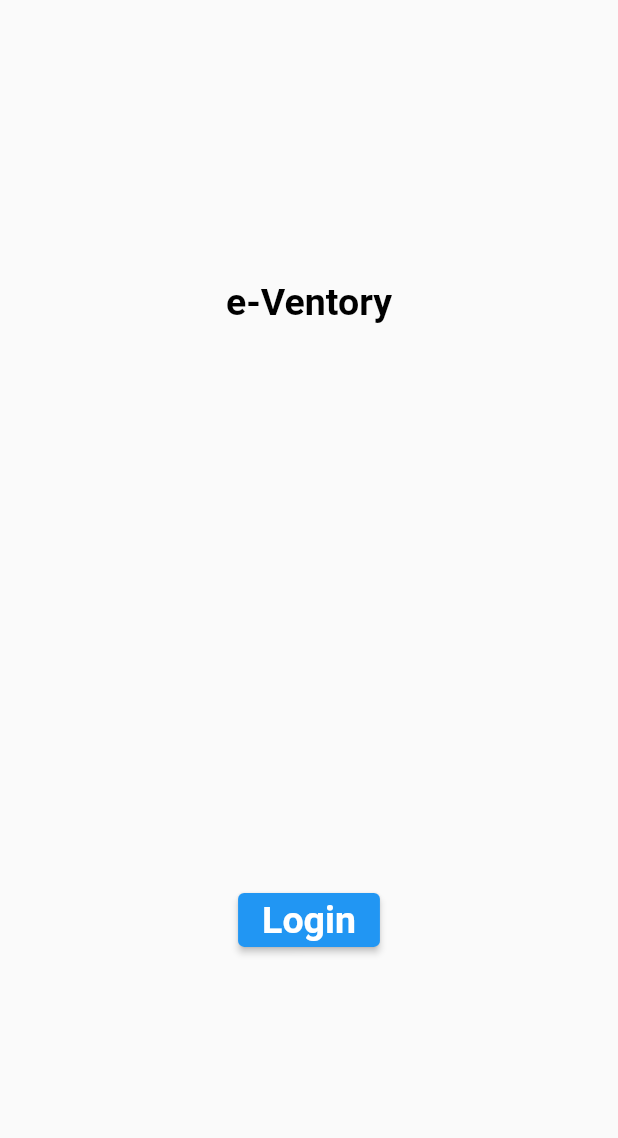
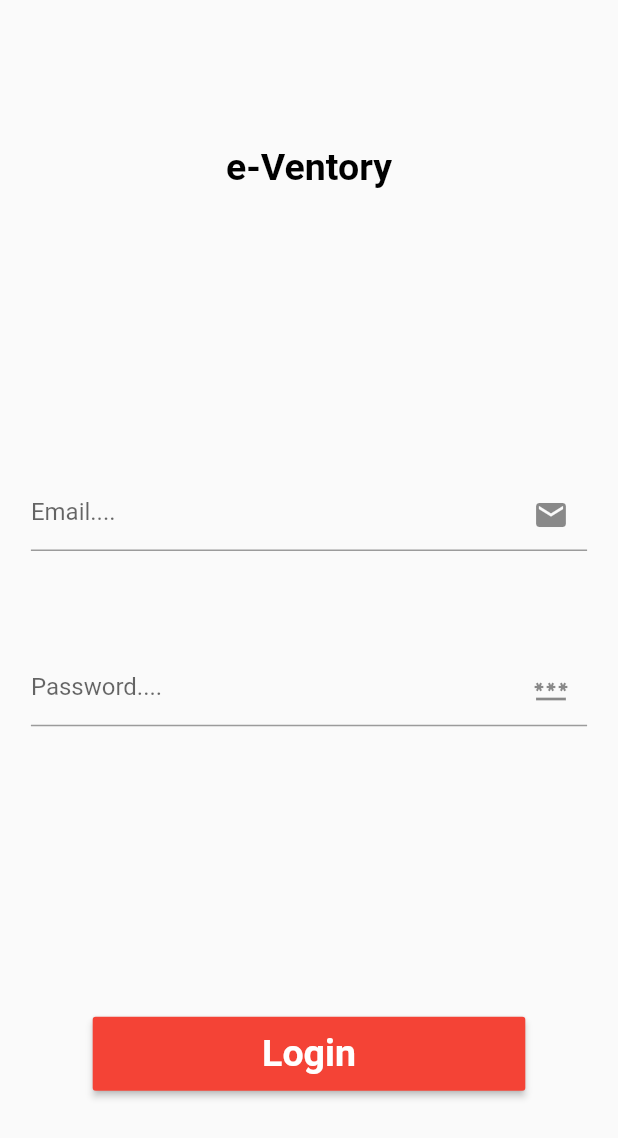
Before and after one commit to DemiAdisa/e-Ventory, a Flutter app: the screen it shows after launch, on a phone screen of 412 x 824 dp. Shown: the top 1138 px of the screen. Run offline on Flutter 3.47's test engine with Material 2 defaults, Android fonts, the phone set to English and light mode, and no system bars.

Commit message:
Login UI with Paswword Cover Feature

```diff
--- a/lib/pages/login_page.dart
+++ b/lib/pages/login_page.dart
@@ -9,6 +9,11 @@ class LoginPage extends StatefulWidget {
 
 class _LoginPageState extends State<LoginPage> {
   late double _deviceWidth, _deviceHeight;
+
+  final GlobalKey<FormState> _loginFormKey = GlobalKey<FormState>();
+
+  String? _email, _password;
+  bool _isObscured = true;
 
   @override
   Widget build(BuildContext context) {
@@ -28,12 +33,75 @@ class _LoginPageState extends State<LoginPage> {
               crossAxisAlignment: CrossAxisAlignment.center,
               children: [
                 _titleWidget(),
+                _loginForm(),
                 _loginButton(),
               ],
             ),
           ),
         ),
       ),
+    );
+  }
+
+  Widget _loginForm() {
+    return Container(
+      height: _deviceHeight! * 0.20,
+      child: Form(
+        key: _loginFormKey,
+        child: Column(
+          mainAxisAlignment: MainAxisAlignment.spaceBetween,
+          mainAxisSize: MainAxisSize.max,
+          crossAxisAlignment: CrossAxisAlignment.center,
+          children: [_emailFormField(), _passwordFormField()],
+        ),
+      ),
+    );
+  }
+
+  Widget _emailFormField() {
+    return TextFormField(
+      decoration: const InputDecoration(
+        hintText: "Email....",
+        suffixIcon: Icon(Icons.email),
+      ),
+      onSaved: (value) {
+        setState(() {
+          _email = value;
+        });
+      },
+      validator: (value) {
+        bool _result = value!.contains(RegExp(
+            r"^[a-zA-Z0-9.a-zA-Z0-9.!#$%&'*+-/=?^_`{|}~]+@[a-zA-Z0-9]+\.[a-zA-Z]+"));
+        _result ? null : "Please enter a valid email";
+      },
+    );
+  }
+
+  Widget _passwordFormField() {
+    return TextFormField(
+      obscuringCharacter: "*",
+      obscureText: _isObscured,
+      decoration: InputDecoration(
+        hintText: "Password....",
+        suffixIcon: IconButton(
+          onPressed: () {
+            setState(() {
+              _isObscured = !_isObscured;
+            });
+          },
+          icon: Icon(_isObscured
+              ? Icons.password_outlined
+              : Icons.remove_red_eye_outlined),
+        ),
+      ),
+      onSaved: (value) {
+        setState(() {
+          _password = value;
+        });
+      },
+      validator: (value) => value!.length > 6
+          ? null
+          : "Please enter a password greater than 6 characters",
     );
   }
 
@@ -49,8 +117,11 @@ class _LoginPageState extends State<LoginPage> {
   }
 
   Widget _loginButton() {
-    return ElevatedButton(
+    return MaterialButton(
+      minWidth: _deviceWidth! * 0.70,
+      height: _deviceHeight! * 0.06,
       onPressed: () {},
+      color: Colors.red,
       child: const Text(
         "Login",
         style: TextStyle(
```
